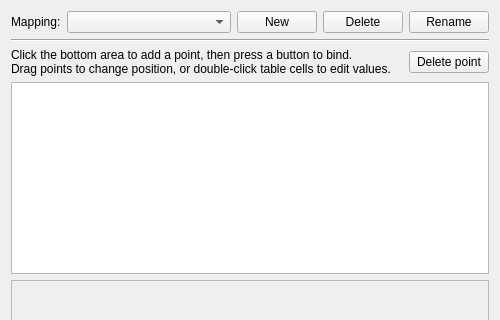
First picture: the form in src/citra_qt/configuration/configure_touch_from_button.ui, repository PabloMK7/citra, before the edit; both pictures show x 0 to 500 and y 0 to 320 of the 500 by 500 pixel window.
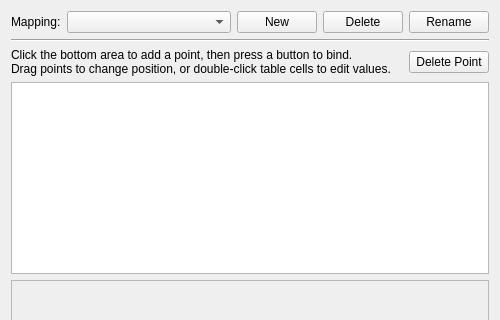
Second picture: the form after the edit. Custom widgets are drawn as their Qt base class.

Patch:
```diff
--- a/src/citra_qt/configuration/configure_touch_from_button.ui
+++ b/src/citra_qt/configuration/configure_touch_from_button.ui
@@ -113,7 +113,7 @@
      <item>
       <widget class="QPushButton" name="button_delete_bind">
        <property name="text">
-        <string>Delete point</string>
+        <string>Delete Point</string>
        </property>
       </widget>
      </item>
```
